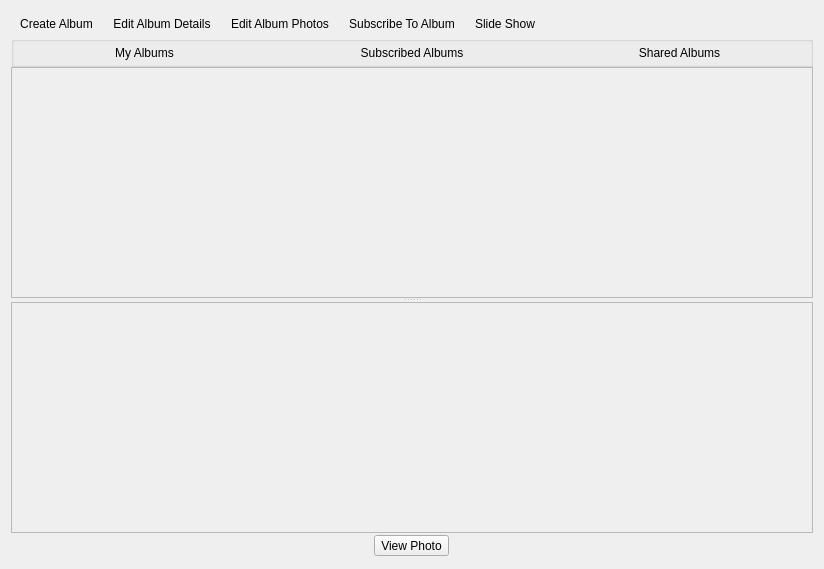
Above: retroshare-gui/src/gui/PhotoShare/PhotoShare.ui from RetroShare/RetroShare before the change. Below: the same form after it.
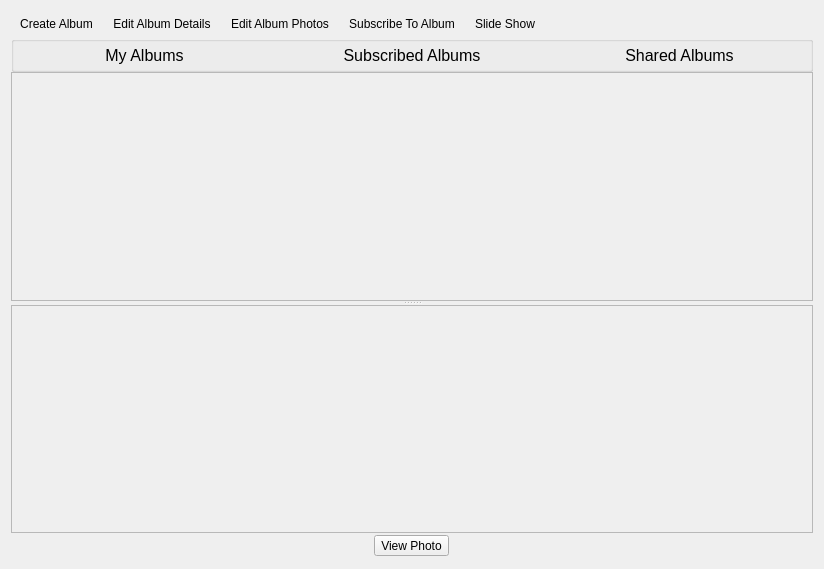
That is the form after the change. Icons and pictures are not drawn.

Diff of the .ui file:
```diff
--- a/retroshare-gui/src/gui/PhotoShare/PhotoShare.ui
+++ b/retroshare-gui/src/gui/PhotoShare/PhotoShare.ui
@@ -186,6 +186,11 @@
       </property>
       <item>
        <widget class="QPushButton" name="pushButton_YourAlbums">
+        <property name="font">
+         <font>
+          <pointsize>12</pointsize>
+         </font>
+        </property>
         <property name="text">
          <string>My Albums</string>
         </property>
@@ -212,6 +217,11 @@
       </item>
       <item>
        <widget class="QPushButton" name="pushButton_SubscribedAlbums">
+        <property name="font">
+         <font>
+          <pointsize>12</pointsize>
+         </font>
+        </property>
         <property name="text">
          <string>Subscribed Albums</string>
         </property>
@@ -238,6 +248,11 @@
       </item>
       <item>
        <widget class="QPushButton" name="pushButton_SharedAlbums">
+        <property name="font">
+         <font>
+          <pointsize>12</pointsize>
+         </font>
+        </property>
         <property name="text">
          <string>Shared Albums</string>
         </property>
@@ -286,7 +301,7 @@
          <x>0</x>
          <y>0</y>
          <width>804</width>
-         <height>208</height>
+         <height>205</height>
         </rect>
        </property>
        <property name="styleSheet">
@@ -322,7 +337,7 @@
          <x>0</x>
          <y>0</y>
          <width>804</width>
-         <height>208</height>
+         <height>205</height>
         </rect>
        </property>
        <property name="styleSheet">
```
Left out of the diff: 2 changed lines with no effect on the pictures.
